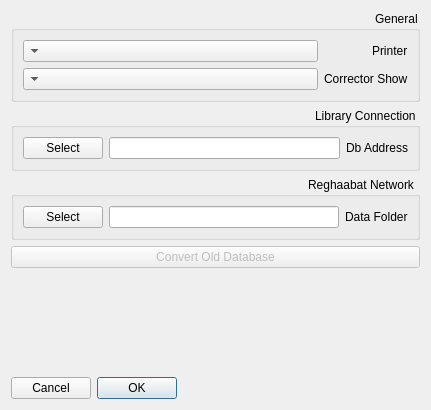
The window that Client/reghaabat/optionsform.ui (nournia/ketabkhaane) describes before a commit, drawn with Qt 5.
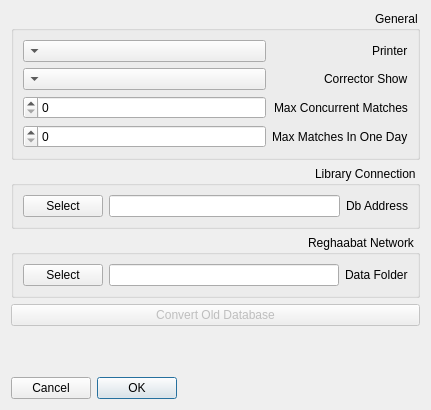
The same window after the commit.

Commit message: add MaxConcurrentMatches and MaxMatchesInOneDay options

Diff of the .ui file:
```diff
--- a/Client/reghaabat/optionsform.ui
+++ b/Client/reghaabat/optionsform.ui
@@ -41,7 +41,35 @@
        </widget>
       </item>
       <item row="1" column="1">
-       <widget class="QComboBox" name="cCorrectorPrint"/>
+       <widget class="QComboBox" name="cCorrectorIdentifier"/>
+      </item>
+      <item row="2" column="0">
+       <widget class="QLabel" name="label_5">
+        <property name="text">
+         <string>Max Concurrent Matches</string>
+        </property>
+       </widget>
+      </item>
+      <item row="3" column="0">
+       <widget class="QLabel" name="label_6">
+        <property name="text">
+         <string>Max Matches In One Day</string>
+        </property>
+       </widget>
+      </item>
+      <item row="2" column="1">
+       <widget class="QSpinBox" name="sMaxConcurrentMatches">
+        <property name="maximum">
+         <number>10</number>
+        </property>
+       </widget>
+      </item>
+      <item row="3" column="1">
+       <widget class="QSpinBox" name="sMaxMatchesInOneDay">
+        <property name="maximum">
+         <number>10</number>
+        </property>
+       </widget>
       </item>
      </layout>
     </widget>
```
The commit also changes 4 other files.
